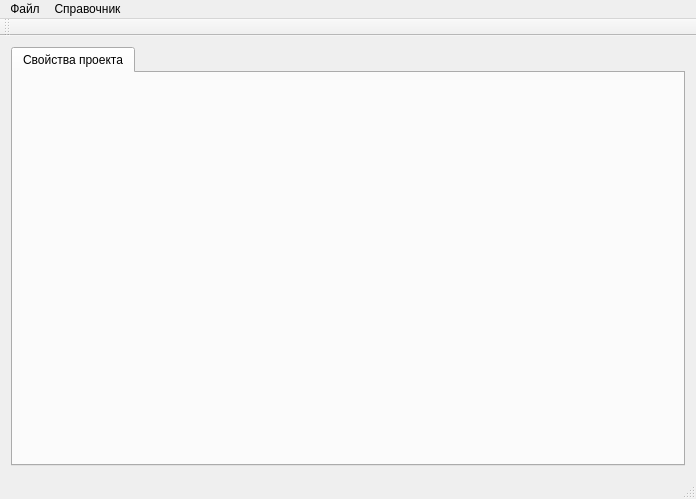
First picture: the form in mainwindow.ui, repository Phoenixreturn/tender, before the edit.
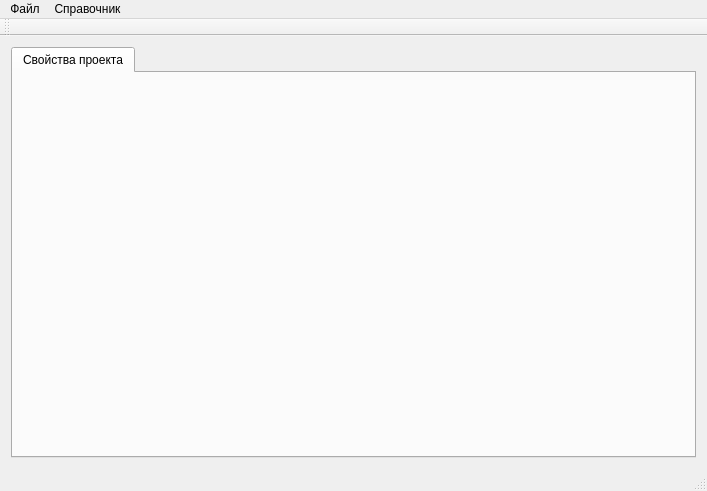
Second picture: the form after the edit.

```diff
--- a/mainwindow.ui
+++ b/mainwindow.ui
@@ -6,8 +6,8 @@
    <rect>
     <x>0</x>
     <y>0</y>
-    <width>696</width>
-    <height>499</height>
+    <width>707</width>
+    <height>491</height>
    </rect>
   </property>
   <property name="windowTitle">
@@ -50,7 +50,7 @@
     <rect>
      <x>0</x>
      <y>0</y>
-     <width>696</width>
+     <width>707</width>
      <height>21</height>
     </rect>
    </property>
```
